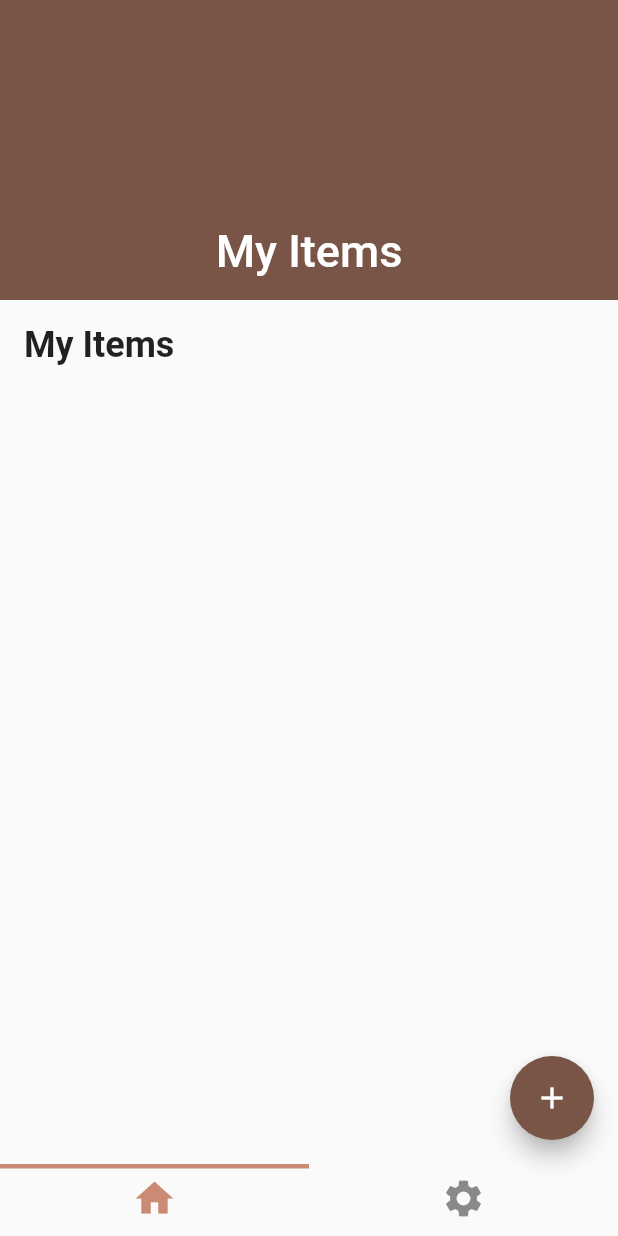
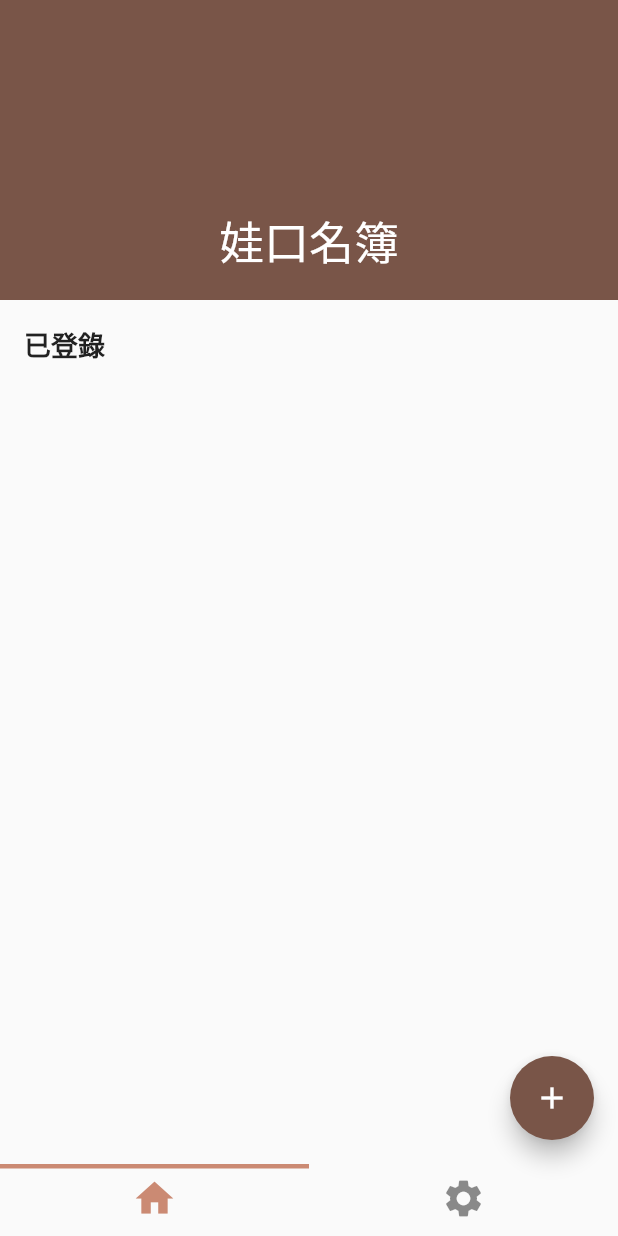
Before and after one commit to shuanshuan030913/doll_book, a Flutter app: the screen it shows after launch, on a phone screen of 412 x 824 dp. Run offline on Flutter 3.47's test engine with Material 2 defaults, Android fonts, the light colour scheme and no system bars; our stand-ins replace image_picker.

Commit message:
feat(homeScreen): add data to list page and item page

```diff
--- /dev/null
+++ b/lib/ui/components/item.dart
@@ -0,0 +1,8 @@
+import 'package:flutter/material.dart';
+
+class Item {
+  final String name;
+  final String path;
+
+  Item({required this.name, required this.path});
+}
--- a/lib/ui/screens/home_screen.dart
+++ b/lib/ui/screens/home_screen.dart
@@ -3,6 +3,9 @@ import 'package:flutter/src/foundation/key.dart';
 import 'package:flutter/src/widgets/framework.dart';
 import 'package:doll_app/ui/components/item_page.dart';
 import 'package:doll_app/ui/components/add_page.dart';
+import 'package:doll_app/ui/components/item.dart';
+import 'package:doll_app/ui/components/item_card.dart';
+
 
 class HomeScreen extends StatefulWidget {
   const HomeScreen({Key? key}) : super(key: key);
@@ -13,7 +16,7 @@ class HomeScreen extends StatefulWidget {
 
 class _HomeScreenState extends State<HomeScreen> {
 
-  List<String> _items = [];
+  final List<Item> _items = [];
 
   @override
   Widget build(BuildContext context) {
@@ -25,7 +28,7 @@ class _HomeScreenState extends State<HomeScreen> {
             floating: false,
             pinned: true,
             flexibleSpace: FlexibleSpaceBar(
-              title: Text('My Items'),
+              title: Text('娃口名簿'),
               centerTitle: true,
             ),
           ),
@@ -33,9 +36,9 @@ class _HomeScreenState extends State<HomeScreen> {
             child: Padding(
               padding: EdgeInsets.all(16.0),
               child: Text(
-                'My Items',
+                '已登錄',
                 style: TextStyle(
-                  fontSize: 24.0,
+                  fontSize: 18.0,
                   fontWeight: FontWeight.bold,
                 ),
               ),
@@ -45,10 +48,10 @@ class _HomeScreenState extends State<HomeScreen> {
             padding: EdgeInsets.all(16.0),
             sliver:SliverGrid(
               gridDelegate: const SliverGridDelegateWithFixedCrossAxisCount(
-                crossAxisCount: 2,
+                crossAxisCount: 3,
                 childAspectRatio: 1.0,
-                crossAxisSpacing: 16.0,
-                mainAxisSpacing: 16.0,
+                crossAxisSpacing: 12.0,
+                mainAxisSpacing: 12.0,
               ),
               delegate: SliverChildBuilderDelegate(
                 (context, index) {
@@ -57,15 +60,11 @@ class _HomeScreenState extends State<HomeScreen> {
                       Navigator.push(
                         context,
                         MaterialPageRoute(
-                          builder: (context) => ItemPage(name: _items[index]),
+                          builder: (context) => ItemPage(item: _items[index]),
                         ),
                       );
                     },
-                    child: Card(
-                      child: Center(
-                        child: Text(_items[index]),
-                      ),
-                    ),
+                    child: ItemCard(item: _items[index])
                   );
                 },
                 childCount: _items.length,
```
Also changed, not shown: lib/ui/components/add_page.dart (+28 -25 lines), lib/ui/components/item_card.dart (added, +79 -0 lines), lib/ui/components/item_page.dart (+18 -4 lines).
